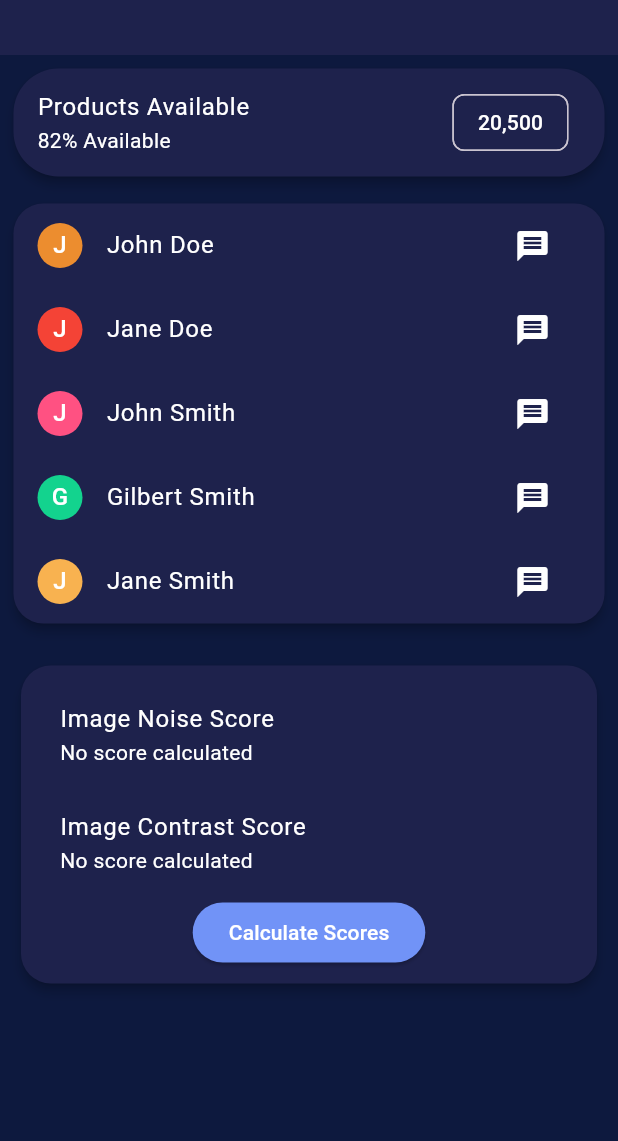
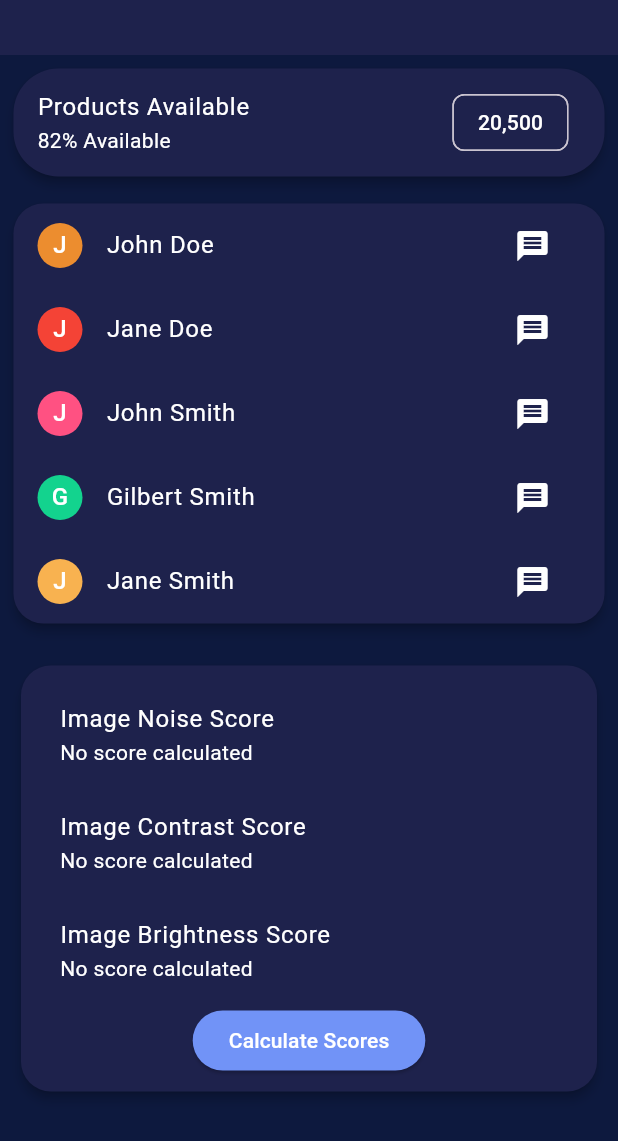
Before and after one commit to MariaBiserica/License-UI, a Flutter app: the screen it shows after launch, on a phone screen of 412 x 824 dp, the part 95-1236 px from its top. Run offline on Flutter 3.47's test engine with Material 3 defaults, Android fonts, the phone set to English and light mode, and no system bars; our stand-ins replace file_picker, fl_chart.

Commit message:
Added brightness assessment metric.

```diff
--- a/license_peaksight/lib/panel_center/panel_center_page.dart
+++ b/license_peaksight/lib/panel_center/panel_center_page.dart
@@ -24,7 +24,7 @@ class PanelCenterPage extends StatefulWidget {
 class _PanelCenterPageState extends State<PanelCenterPage> {
   double? noiseScore;
   double? contrastScore;
-  double? scaledContrastScore;
+  double? brightnessScore;
   List<Person> _persons = [
     Person(name: "John Doe", color: Constants.orangeDark),
     Person(name: "Jane Doe", color: Constants.redDark),
@@ -48,6 +48,7 @@ class _PanelCenterPageState extends State<PanelCenterPage> {
       setState(() {
         noiseScore = scores.noiseScore;
         contrastScore = scores.contrastScore;
+        brightnessScore = scores.brightnessScore;
       });
     } catch (e) {
       print("Failed to load quality scores: $e");
@@ -177,6 +178,18 @@ class _PanelCenterPageState extends State<PanelCenterPage> {
                           style: TextStyle(color: Colors.white),
                         ),
                       ),
+                      ListTile(
+                        title: Text(
+                          "Image Brightness Score",
+                          style: TextStyle(color: Colors.white),
+                        ),
+                        subtitle: Text(
+                          brightnessScore != null
+                          ? "${brightnessScore} - ${getQualityLevelMessage(brightnessScore)}"
+                          : "No score calculated",
+                          style: TextStyle(color: Colors.white),
+                        ),
+                      ),
                       // Button to trigger scores calculation
                       ElevatedButton(
                         onPressed: calculateQualityScores,
--- a/license_peaksight/lib/quality_assessment/get_quality_scores.dart
+++ b/license_peaksight/lib/quality_assessment/get_quality_scores.dart
@@ -6,10 +6,12 @@ import 'dart:convert';
 class QualityScores {
   final double noiseScore;
   final double contrastScore;
+  final double brightnessScore;
 
   QualityScores({
     required this.noiseScore,
     required this.contrastScore,
+    required this.brightnessScore,
   });
 }
 
@@ -28,6 +30,7 @@ Future<QualityScores> predictImageQuality(File imageFile) async {
     return QualityScores(
       noiseScore: jsonResponse['noise_score'],
       contrastScore: jsonResponse['contrast_score'],
+      brightnessScore: jsonResponse['brightness_score'],
     );
   } else {
     throw Exception('Failed to load quality scores');
```
